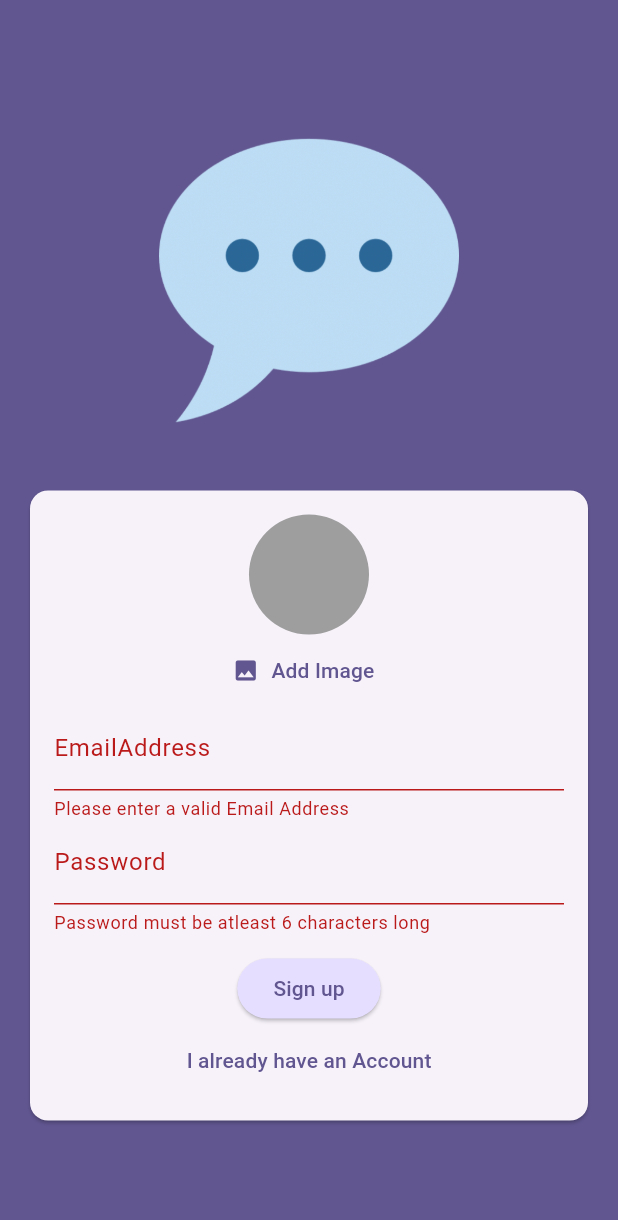
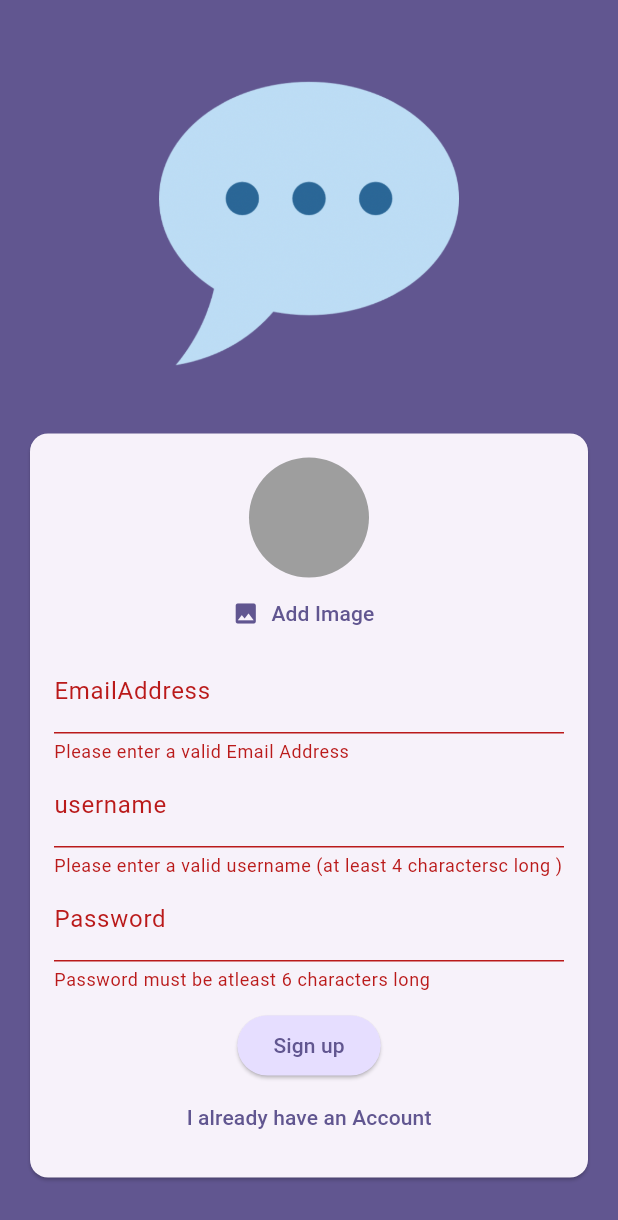
Before and after one commit to karkau123/CHAT_APP, a Flutter app: the screen it shows after launch, after a tap on "Login", after a tap on "Create an Account", after a tap on "Sign up", on a phone screen of 412 x 824 dp. Shown: the top 1220 px of the screen. Run offline on Flutter 3.47's test engine with Material 3 defaults, Android fonts, the phone set to English and light mode, and no system bars; our stand-ins replace cloud_firestore, firebase_auth, firebase_core, firebase_storage, image_picker; accounts and stored records are empty.

Commit message:
Adding username field in signup mode

```diff
--- a/lib/screens/auth.dart
+++ b/lib/screens/auth.dart
@@ -1,6 +1,7 @@
 import 'dart:io';
 
 import 'package:chat_app/screens/widgets/user_image_picker.dart';
+import 'package:cloud_firestore/cloud_firestore.dart';
 import 'package:firebase_storage/firebase_storage.dart';
 import 'package:flutter/material.dart';
 import 'package:firebase_auth/firebase_auth.dart';
@@ -22,6 +23,7 @@ class _AuthScreenState extends State<AuthScreen> {
   var _enteredPassword = '';
   File? _selectedImage;
   var isAuthenticating = false;
+  var _enteredUsername = '';
 
   void _submit() async {
     final isValid = _form.currentState!.validate();
@@ -40,11 +42,9 @@ class _AuthScreenState extends State<AuthScreen> {
             email: _enteredEmail, password: _enteredPassword);
       } on FirebaseAuthException catch (error) {
         ScaffoldMessenger.of(context).clearSnackBars();
-        ScaffoldMessenger.of(context).showSnackBar(
-            SnackBar(content: Text(error.message ?? "Login Failed"),
-            )
-
-            );
+        ScaffoldMessenger.of(context).showSnackBar(SnackBar(
+          content: Text(error.message ?? "Login Failed"),
+        ));
         setState(() {
           isAuthenticating = true;
         });
@@ -65,7 +65,15 @@ class _AuthScreenState extends State<AuthScreen> {
             .child('${userCredentils.user!.uid}.jpg');
         await storageRef.putFile(_selectedImage!);
         final imageUrl = await storageRef.getDownloadURL();
-        print(imageUrl);
+
+        await FirebaseFirestore.instance
+            .collection('users')
+            .doc(userCredentils.user!.uid)
+            .set({
+          'username': _enteredUsername,
+          'email': _enteredEmail,
+          'image_url': imageUrl,
+        });
 
         // if (error.code == 'email-already-in-use') {
         //   // ....
@@ -74,8 +82,6 @@ class _AuthScreenState extends State<AuthScreen> {
         ScaffoldMessenger.of(context).clearSnackBars();
         ScaffoldMessenger.of(context).showSnackBar(SnackBar(
           content: Text(error.message ?? 'Authentication Failed'),
-
-
         ));
         setState(() {
           isAuthenticating = true;
@@ -138,6 +144,23 @@ class _AuthScreenState extends State<AuthScreen> {
                             _enteredEmail = value!;
                           },
                         ),
+                        if (!_isLogin)
+                        TextFormField(
+                          decoration:
+                              const InputDecoration(labelText: 'username'),
+                          enableSuggestions: false,
+                          validator: (value) {
+                            if (value == null ||
+                                value.isEmpty ||
+                                value.trim().length < 4) {
+                              return 'Please enter a valid username (at least 4 charactersc long )';
+                            }
+                            return null;
+                          },
+                          onSaved: (value) {
+                            _enteredUsername = value!;
+                          },
+                        ),
                         TextFormField(
                           decoration: const InputDecoration(
                             labelText: 'Password',
@@ -156,8 +179,7 @@ class _AuthScreenState extends State<AuthScreen> {
                         const SizedBox(
                           height: 12,
                         ),
-                        if (isAuthenticating)
-                     const    CircularProgressIndicator(),
+                        if (isAuthenticating) const CircularProgressIndicator(),
                         if (!isAuthenticating)
                           ElevatedButton(
                               style: ElevatedButton.styleFrom(
```
Also changed, not shown: 1 other file. Lines whose indentation alone changed are shown as unchanged.
